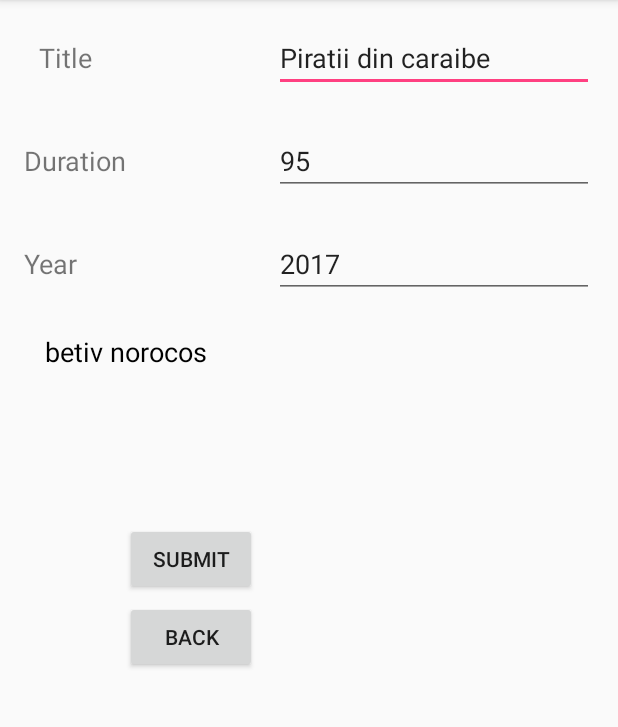
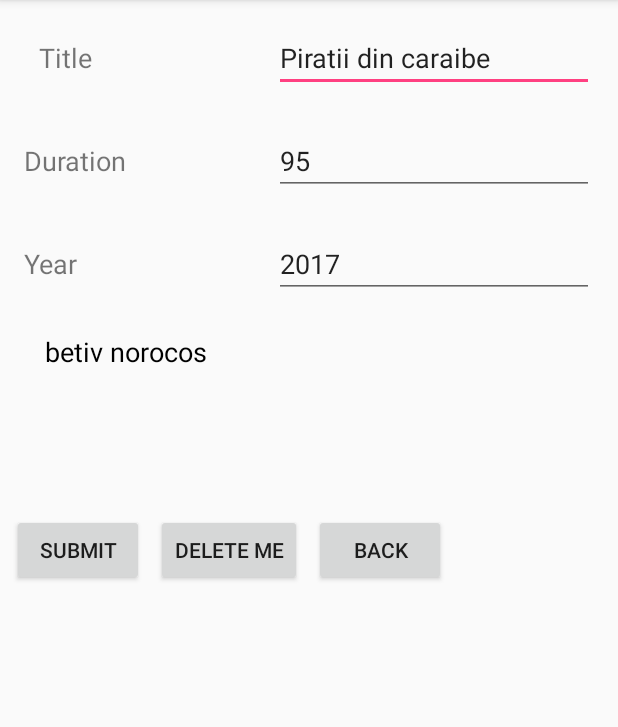
Before and after one commit to wyking1997/MobileProgramming, an Android app: the screen it shows after launch (MovieDetailActivity), after a tap on an icon or button, on a phone screen of 412 x 824 dp, the part 84-811 px from its top. Run offline under Robolectric (Android 15) with nearby library versions, the phone set to English and light mode, and no system bars.

Commit message:
Added delete on films

```diff
--- a/CinemaCluj/app/src/main/res/layout/activity_movie_detail.xml
+++ b/CinemaCluj/app/src/main/res/layout/activity_movie_detail.xml
@@ -16,15 +16,6 @@
         app:layout_constraintBaseline_toBaselineOf="@+id/titleTextAdd"
         app:layout_constraintLeft_toLeftOf="parent"
         android:layout_marginStart="26dp" />
-
-    <android.support.constraint.Guideline
-        android:layout_width="wrap_content"
-        android:layout_height="wrap_content"
-        android:id="@+id/guideline"
-        android:orientation="vertical"
-        app:layout_constraintGuide_begin="130dp"
-        tools:layout_editor_absoluteY="0dp"
-        tools:layout_editor_absoluteX="130dp" />
 
     <TextView
         android:id="@+id/durationTextView"
@@ -102,11 +93,10 @@
         android:layout_height="wrap_content"
         android:onClick="saveInformation"
         android:text="Submit"
-        android:layout_marginTop="150dp"
-        app:layout_constraintTop_toBottomOf="@+id/yearTextAdd"
-        android:layout_marginLeft="83dp"
+        android:layout_marginLeft="8dp"
         app:layout_constraintLeft_toLeftOf="parent"
-        android:layout_marginStart="83dp" />
+        app:layout_constraintTop_toTopOf="@+id/guideline2"
+        android:layout_marginTop="8dp" />
 
     <TextView
         android:id="@+id/descriptionTextView"
@@ -134,10 +124,21 @@
         android:id="@+id/backButton"
         android:layout_width="wrap_content"
         android:layout_height="wrap_content"
+        android:layout_marginLeft="8dp"
+        android:layout_marginTop="8dp"
         android:onClick="closeActivity"
         android:text="Back"
-        android:layout_marginTop="4dp"
-        app:layout_constraintTop_toBottomOf="@+id/submitButton"
-        android:layout_marginLeft="83dp"
-        app:layout_constraintLeft_toLeftOf="parent" />
+        app:layout_constraintLeft_toRightOf="@+id/detail_activity_delete_button"
+        app:layout_constraintTop_toTopOf="@+id/guideline2" />
+
+    <Button
+        android:id="@+id/detail_activity_delete_button"
+        android:layout_width="wrap_content"
+        android:layout_height="wrap_content"
+        android:layout_marginLeft="8dp"
+        android:layout_marginTop="8dp"
+        android:onClick="deleteMovie"
+        android:text="DELETE ME"
+        app:layout_constraintLeft_toRightOf="@+id/submitButton"
+        app:layout_constraintTop_toTopOf="@+id/guideline2" />
 </android.support.constraint.ConstraintLayout>
```
Also changed, not shown: CinemaCluj/app/src/main/java/com/cluj/cinema/marius/cinemacluj/MovieDetailActivity.java (+10 -1 lines), CinemaCluj/app/src/main/java/com/cluj/cinema/marius/cinemacluj/MovieListActivity.java (+30 -5 lines).
